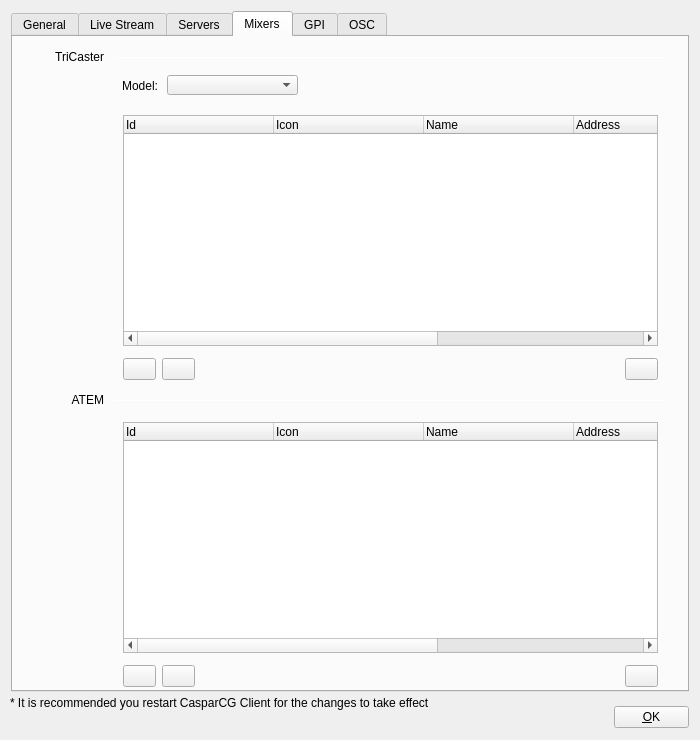
Before: the Qt Designer form src/Widgets/SettingsDialog.ui in CasparCG/client, drawn with Qt 5.
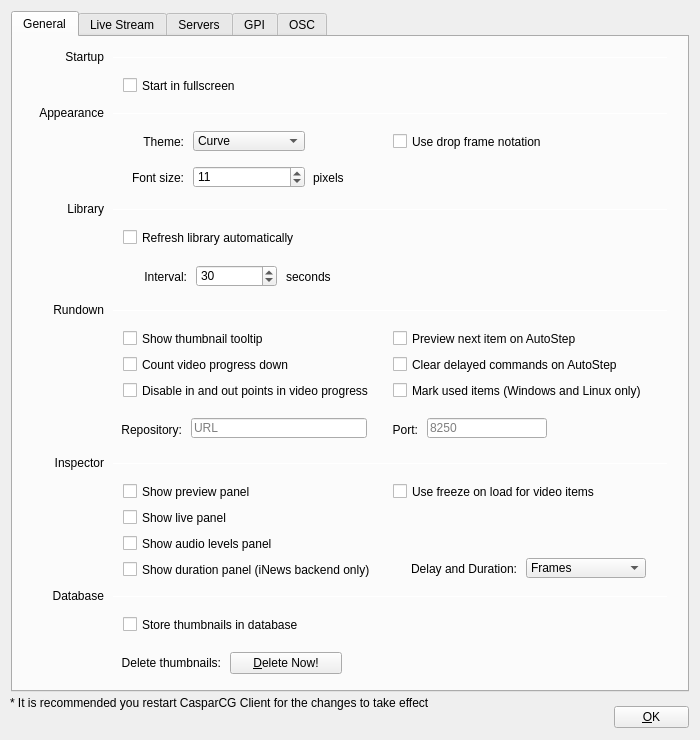
After: the same form once the commit is applied. The open tabs and pages were chosen to show the change.

```diff
--- a/src/Widgets/SettingsDialog.ui
+++ b/src/Widgets/SettingsDialog.ui
@@ -1152,355 +1152,6 @@
      </property>
     </widget>
    </widget>
-   <widget class="QWidget" name="tabMixers">
-    <attribute name="title">
-     <string>Mixers</string>
-    </attribute>
-    <widget class="QToolButton" name="toolButtonAddTriCasterDevice">
-     <property name="geometry">
-      <rect>
-       <x>110</x>
-       <y>321</y>
-       <width>33</width>
-       <height>22</height>
-      </rect>
-     </property>
-     <property name="minimumSize">
-      <size>
-       <width>33</width>
-       <height>22</height>
-      </size>
-     </property>
-     <property name="font">
-      <font>
-       <weight>75</weight>
-       <bold>true</bold>
-      </font>
-     </property>
-     <property name="toolTip">
-      <string>Add TriCaster Mixer</string>
-     </property>
-    </widget>
-    <widget class="QTreeWidget" name="treeWidgetTriCasterDevice">
-     <property name="geometry">
-      <rect>
-       <x>110</x>
-       <y>78</y>
-       <width>535</width>
-       <height>231</height>
-      </rect>
-     </property>
-     <property name="rootIsDecorated">
-      <bool>false</bool>
-     </property>
-     <property name="uniformRowHeights">
-      <bool>true</bool>
-     </property>
-     <attribute name="headerDefaultSectionSize">
-      <number>150</number>
-     </attribute>
-     <attribute name="headerShowSortIndicator" stdset="0">
-      <bool>false</bool>
-     </attribute>
-     <column>
-      <property name="text">
-       <string>Id</string>
-      </property>
-     </column>
-     <column>
-      <property name="text">
-       <string>Icon</string>
-      </property>
-     </column>
-     <column>
-      <property name="text">
-       <string>Name</string>
-      </property>
-     </column>
-     <column>
-      <property name="text">
-       <string>Address</string>
-      </property>
-     </column>
-     <column>
-      <property name="text">
-       <string>Port</string>
-      </property>
-     </column>
-     <column>
-      <property name="text">
-       <string>Description</string>
-      </property>
-     </column>
-    </widget>
-    <widget class="QComboBox" name="comboBoxTriCasterProduct">
-     <property name="geometry">
-      <rect>
-       <x>154</x>
-       <y>38</y>
-       <width>131</width>
-       <height>20</height>
-      </rect>
-     </property>
-     <property name="sizePolicy">
-      <sizepolicy hsizetype="Expanding" vsizetype="Fixed">
-       <horstretch>0</horstretch>
-       <verstretch>0</verstretch>
-      </sizepolicy>
-     </property>
-    </widget>
-    <widget class="QLabel" name="labelModel">
-     <property name="geometry">
-      <rect>
-       <x>64</x>
-       <y>39</y>
-       <width>81</width>
-       <height>20</height>
-      </rect>
-     </property>
-     <property name="text">
-      <string>Model:</string>
-     </property>
-     <property name="alignment">
-      <set>Qt::AlignRight|Qt::AlignTrailing|Qt::AlignVCenter</set>
-     </property>
-    </widget>
-    <widget class="QToolButton" name="toolButtonImportTriCasterDevice">
-     <property name="geometry">
-      <rect>
-       <x>612</x>
-       <y>321</y>
-       <width>33</width>
-       <height>22</height>
-      </rect>
-     </property>
-     <property name="minimumSize">
-      <size>
-       <width>33</width>
-       <height>22</height>
-      </size>
-     </property>
-     <property name="font">
-      <font>
-       <weight>75</weight>
-       <bold>true</bold>
-      </font>
-     </property>
-     <property name="toolTip">
-      <string>Import TriCaster Mixers</string>
-     </property>
-    </widget>
-    <widget class="Line" name="lineTriCaster">
-     <property name="geometry">
-      <rect>
-       <x>100</x>
-       <y>20</y>
-       <width>555</width>
-       <height>1</height>
-      </rect>
-     </property>
-     <property name="orientation">
-      <enum>Qt::Horizontal</enum>
-     </property>
-    </widget>
-    <widget class="QLabel" name="labelTriCaster">
-     <property name="geometry">
-      <rect>
-       <x>10</x>
-       <y>12</y>
-       <width>81</width>
-       <height>16</height>
-      </rect>
-     </property>
-     <property name="text">
-      <string>TriCaster</string>
-     </property>
-     <property name="alignment">
-      <set>Qt::AlignRight|Qt::AlignTrailing|Qt::AlignVCenter</set>
-     </property>
-    </widget>
-    <widget class="QToolButton" name="toolButtonRemoveTriCasterDevice">
-     <property name="geometry">
-      <rect>
-       <x>149</x>
-       <y>321</y>
-       <width>33</width>
-       <height>22</height>
-      </rect>
-     </property>
-     <property name="minimumSize">
-      <size>
-       <width>33</width>
-       <height>22</height>
-      </size>
-     </property>
-     <property name="font">
-      <font>
-       <weight>75</weight>
-       <bold>true</bold>
-      </font>
-     </property>
-     <property name="toolTip">
-      <string>Remove TriCaster Mixer</string>
-     </property>
-    </widget>
-    <widget class="QLabel" name="labelAtem">
-     <property name="geometry">
-      <rect>
-       <x>10</x>
-       <y>355</y>
-       <width>81</width>
-       <height>16</height>
-      </rect>
-     </property>
-     <property name="text">
-      <string>ATEM</string>
-     </property>
-     <property name="alignment">
-      <set>Qt::AlignRight|Qt::AlignTrailing|Qt::AlignVCenter</set>
-     </property>
-    </widget>
-    <widget class="QTreeWidget" name="treeWidgetAtemDevice">
-     <property name="geometry">
-      <rect>
-       <x>110</x>
-       <y>385</y>
-       <width>535</width>
-       <height>231</height>
-      </rect>
-     </property>
-     <property name="rootIsDecorated">
-      <bool>false</bool>
-     </property>
-     <property name="uniformRowHeights">
-      <bool>true</bool>
-     </property>
-     <attribute name="headerDefaultSectionSize">
-      <number>150</number>
-     </attribute>
-     <attribute name="headerShowSortIndicator" stdset="0">
-      <bool>false</bool>
-     </attribute>
-     <column>
-      <property name="text">
-       <string>Id</string>
-      </property>
-     </column>
-     <column>
-      <property name="text">
-       <string>Icon</string>
-      </property>
-     </column>
-     <column>
-      <property name="text">
-       <string>Name</string>
-      </property>
-     </column>
-     <column>
-      <property name="text">
-       <string>Address</string>
-      </property>
-     </column>
-     <column>
-      <property name="text">
-       <string>Port</string>
-      </property>
-     </column>
-     <column>
-      <property name="text">
-       <string>Description</string>
-      </property>
-     </column>
-    </widget>
-    <widget class="Line" name="lineAtem">
-     <property name="geometry">
-      <rect>
-       <x>100</x>
-       <y>363</y>
-       <width>555</width>
-       <height>1</height>
-      </rect>
-     </property>
-     <property name="orientation">
-      <enum>Qt::Horizontal</enum>
-     </property>
-    </widget>
-    <widget class="QToolButton" name="toolButtonRemoveAtemDevice">
-     <property name="geometry">
-      <rect>
-       <x>149</x>
-       <y>628</y>
-       <width>33</width>
-       <height>22</height>
-      </rect>
-     </property>
-     <property name="minimumSize">
-      <size>
-       <width>33</width>
-       <height>22</height>
-      </size>
-     </property>
-     <property name="font">
-      <font>
-       <weight>75</weight>
-       <bold>true</bold>
-      </font>
-     </property>
-     <property name="toolTip">
-      <string>Remove ATEM Mixer</string>
-     </property>
-    </widget>
-    <widget class="QToolButton" name="toolButtonAddAtemDevice">
-     <property name="geometry">
-      <rect>
-       <x>110</x>
-       <y>628</y>
-       <width>33</width>
-       <height>22</height>
-      </rect>
-     </property>
-     <property name="minimumSize">
-      <size>
-       <width>33</width>
-       <height>22</height>
-      </size>
-     </property>
-     <property name="font">
-      <font>
-       <weight>75</weight>
-       <bold>true</bold>
-      </font>
-     </property>
-     <property name="toolTip">
-      <string>Add ATEM Mixer</string>
-     </property>
-    </widget>
-    <widget class="QToolButton" name="toolButtonImportAtemDevice">
-     <property name="geometry">
-      <rect>
-       <x>612</x>
-       <y>628</y>
-       <width>33</width>
-       <height>22</height>
-      </rect>
-     </property>
-     <property name="minimumSize">
-      <size>
-       <width>33</width>
-       <height>22</height>
-      </size>
-     </property>
-     <property name="font">
-      <font>
-       <weight>75</weight>
-       <bold>true</bold>
-      </font>
-     </property>
-     <property name="toolTip">
-      <string>Import ATEM Mixers</string>
-     </property>
-    </widget>
-   </widget>
    <widget class="QWidget" name="tabGpi">
     <attribute name="title">
      <string>GPI</string>
```
Left out of the diff: 1633 changed lines with no effect on the pictures.
